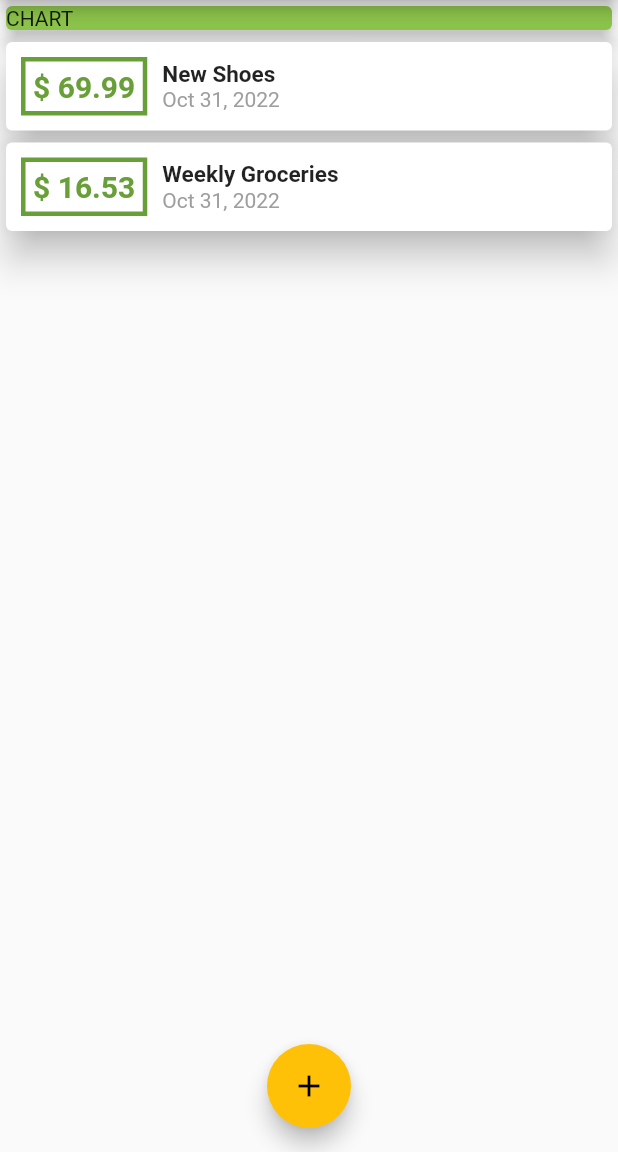
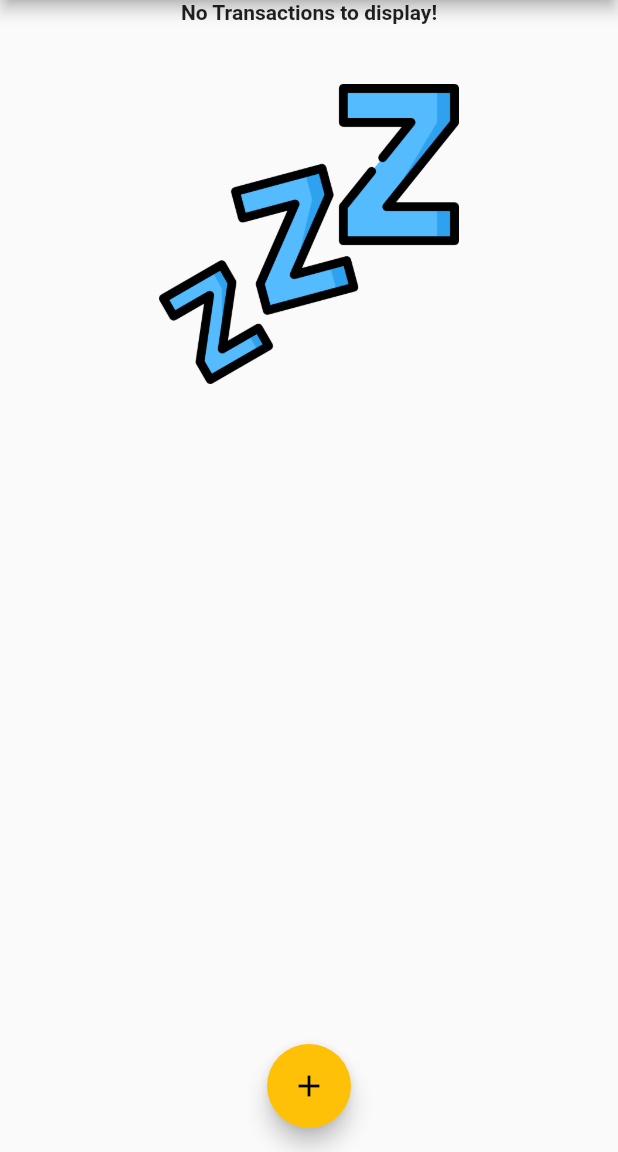
Before and after one commit to Abhijeet1005/Personal-Expenses-App, a Flutter app: the screen it shows after launch, on a phone screen of 412 x 824 dp, the part 84-1236 px from its top. Run offline on Flutter 3.47's test engine with Material 2 defaults, Android fonts, the phone set to English and light mode, and no system bars.

Commit message:
Started working on chart

```diff
--- a/lib/main.dart
+++ b/lib/main.dart
@@ -1,5 +1,6 @@
 import 'package:flutter/cupertino.dart';
 import 'package:flutter/material.dart';
+import 'package:flutter_complete_guide/widgets/chart.dart';
 import './widgets/new_transactions.dart';
 import './models/transaction.dart';
 import './widgets/transactions_list.dart';
@@ -14,7 +15,9 @@ class MyApp extends StatelessWidget {
       home: MyHomePage(),
       debugShowCheckedModeBanner: false,
       theme: ThemeData(
-          primarySwatch: Colors.lightGreen, accentColor: Colors.amber),
+        primarySwatch: Colors.lightGreen,
+        accentColor: Colors.amber,
+      ),
     );
   }
 }
@@ -26,18 +29,18 @@ class MyHomePage extends StatefulWidget {
 
 class _MyHomePageState extends State<MyHomePage> {
   final List<Transaction> _userTransactions = [
-    Transaction(
-      id: 't1',
-      title: 'New Shoes',
-      amount: 69.99,
-      date: DateTime.now(),
-    ),
-    Transaction(
-      id: 't2',
-      title: 'Weekly Groceries',
-      amount: 16.53,
-      date: DateTime.now(),
-    ),
+    // Transaction(
+    //   id: 't1',
+    //   title: 'New Shoes',
+    //   amount: 69.99,
+    //   date: DateTime.now(),
+    // ),
+    // Transaction(
+    //   id: 't2',
+    //   title: 'Weekly Groceries',
+    //   amount: 16.53,
+    //   date: DateTime.now(),
+    // ),
   ];
 
   void _addNewTransactions(String txTitle, double txAmount) {
@@ -80,11 +83,6 @@ class _MyHomePageState extends State<MyHomePage> {
           //mainAxisAlignment: MainAxisAlignment.spaceAround,
           crossAxisAlignment: CrossAxisAlignment.stretch,
           children: [
-            Card(
-              child: Text('CHART'),
-              color: Theme.of(context).primaryColor,
-              elevation: 5,
-            ),
             TransactionList(_userTransactions),
           ],
         ),
--- a/lib/widgets/transactions_list.dart
+++ b/lib/widgets/transactions_list.dart
@@ -10,7 +10,27 @@ class TransactionList extends StatelessWidget {
   Widget build(BuildContext context) {
     return Container(
       height: 402,
-      child: ListView.builder(
+      child: transactions.isEmpty
+          ? Column(
+              children: [
+                Text(
+                  'No Transactions to display!',
+                  textAlign: TextAlign.center,
+                  style: TextStyle(fontWeight: FontWeight.bold),
+                ),
+                SizedBox(
+                  height: 40,
+                ),
+                Container(
+                  child: Image.asset(
+                    'lib/assets/images/waiting.png',
+                    fit: BoxFit.cover,
+                  ),
+                  height: 200,
+                )
+              ],
+            )
+          : ListView.builder(
               itemBuilder: (ctx, index) {
                 return Card(
                     elevation: 10,
@@ -40,7 +60,8 @@ class TransactionList extends StatelessWidget {
                                   fontSize: 15, fontWeight: FontWeight.bold),
                             ),
                             Text(
-                        DateFormat.yMMMd().format(transactions[index].date),
+                              DateFormat.yMMMd()
+                                  .format(transactions[index].date),
                               style: TextStyle(color: Colors.grey),
                             )
                           ],
```
Also changed, not shown: lib/widgets/chart.dart (added, +38 -0 lines), pubspec.yaml (+4 -6 lines), lib/assets/fonts/OpenSans-Bold.ttf (added), lib/assets/fonts/OpenSans-Regular.ttf (added), lib/assets/fonts/Quicksand-Bold.ttf (added), lib/assets/fonts/Quicksand-Light.ttf (added), lib/assets/fonts/Quicksand-Medium.ttf (added), lib/assets/fonts/Quicksand-Regular.ttf (added), lib/assets/images/waiting.png (added). Lines whose indentation alone changed are shown as unchanged.
